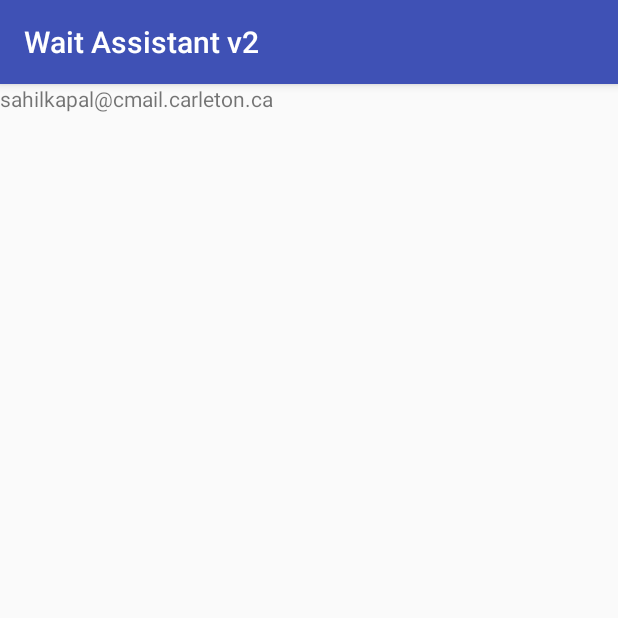
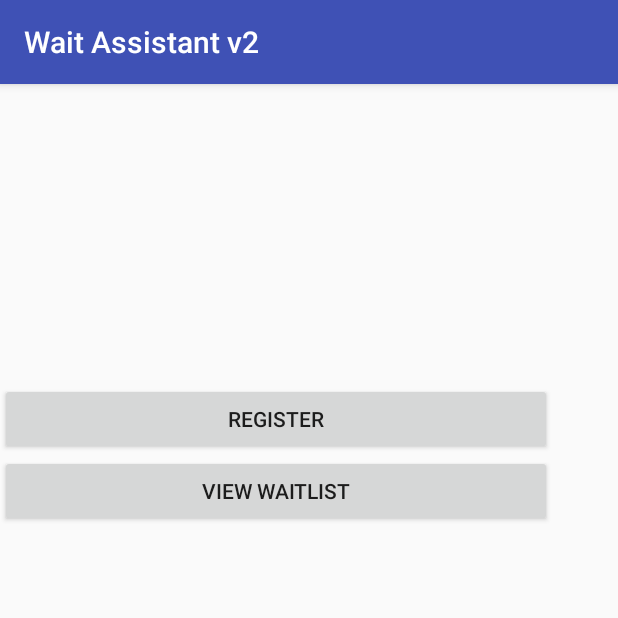
Before and after one commit to SKapal/Wait_Assistant, an Android app: the screen it shows after launch (MainActivity before the commit, Main2Activity after it), on a phone screen of 412 x 824 dp, the top half of it. Run offline under Robolectric (Android 15) with nearby library versions, the light colour scheme and no system bars.

Commit message:
Added new views for registration and launch screen, as well as classes for each view. Use firebase database to add patients

```diff
--- a/WaitAssistantv2/app/build.gradle
+++ b/WaitAssistantv2/app/build.gradle
@@ -29,4 +29,10 @@
     testImplementation 'junit:junit:4.12'
     androidTestImplementation 'com.android.support.test:runner:1.0.1'
     androidTestImplementation 'com.android.support.test.espresso:espresso-core:3.0.1'
+    compile 'com.google.firebase:firebase-core:11.8.0'
+    compile 'com.google.firebase:firebase-database:11.8.0'
 }
+
+
+
+apply plugin: 'com.google.gms.google-services'
--- /dev/null
+++ b/WaitAssistantv2/app/src/main/java/com/comp1601/waitassistantv2/Main2Activity.java
@@ -0,0 +1,33 @@
+package com.comp1601.waitassistantv2;
+
+import android.content.Intent;
+import android.support.v7.app.AppCompatActivity;
+import android.os.Bundle;
+import android.widget.Button;
+
+public class Main2Activity extends AppCompatActivity {
+
+    Button register;
+    Button viewList;
+
+
+    @Override
+    protected void onCreate(Bundle savedInstanceState) {
+        super.onCreate(savedInstanceState);
+        setContentView(R.layout.activity_main2);
+
+        register = findViewById(R.id.activity_main2_register_button);
+        viewList = findViewById(R.id.activity_main2_viewList_button);
+
+        register.setOnClickListener(v -> {
+            Intent intent1 = new Intent(getApplicationContext(), RegisterActivity.class);
+            startActivity(intent1);
+        });
+
+        viewList.setOnClickListener(v -> {
+            Intent intent2 = new Intent(getApplicationContext(), MainActivity.class);
+            startActivity(intent2);
+
+        });
+    }
+}
--- /dev/null
+++ b/WaitAssistantv2/app/src/main/res/layout/activity_main2.xml
@@ -0,0 +1,31 @@
+<?xml version="1.0" encoding="utf-8"?>
+<android.support.constraint.ConstraintLayout xmlns:android="http://schemas.android.com/apk/res/android"
+    xmlns:app="http://schemas.android.com/apk/res-auto"
+    xmlns:tools="http://schemas.android.com/tools"
+    android:layout_width="match_parent"
+    android:layout_height="match_parent"
+    tools:context="com.comp1601.waitassistantv2.Main2Activity">
+
+
+    <LinearLayout
+        android:layout_width="368dp"
+        android:layout_height="495dp"
+        android:orientation="vertical"
+        android:gravity="center_vertical"
+        tools:layout_editor_absoluteX="8dp"
+        tools:layout_editor_absoluteY="8dp">
+
+
+        <Button
+            android:id="@+id/activity_main2_register_button"
+            android:layout_width="match_parent"
+            android:layout_height="wrap_content"
+            android:text="Register" />
+
+        <Button
+            android:id="@+id/activity_main2_viewList_button"
+            android:layout_width="match_parent"
+            android:layout_height="wrap_content"
+            android:text="View WaitList" />
+    </LinearLayout>
+</android.support.constraint.ConstraintLayout>
--- a/WaitAssistantv2/build.gradle
+++ b/WaitAssistantv2/build.gradle
@@ -8,6 +8,7 @@
     }
     dependencies {
         classpath 'com.android.tools.build:gradle:3.0.1'
+        classpath 'com.google.gms:google-services:3.2.0'
 
 
         // NOTE: Do not place your application dependencies here; they belong
```
Also changed, not shown: WaitAssistantv2/app/src/main/AndroidManifest.xml (+10 -0 lines), WaitAssistantv2/app/src/main/java/com/comp1601/waitassistantv2/MainActivity.java (+23 -6 lines), WaitAssistantv2/app/src/main/java/com/comp1601/waitassistantv2/Person.java (added, +24 -0 lines), WaitAssistantv2/app/src/main/java/com/comp1601/waitassistantv2/RegisterActivity.java (added, +54 -0 lines), WaitAssistantv2/app/src/main/res/drawable/shape.xml (added, +7 -0 lines), WaitAssistantv2/app/src/main/res/layout/activity_register.xml (added, +68 -0 lines), 1 other file.
